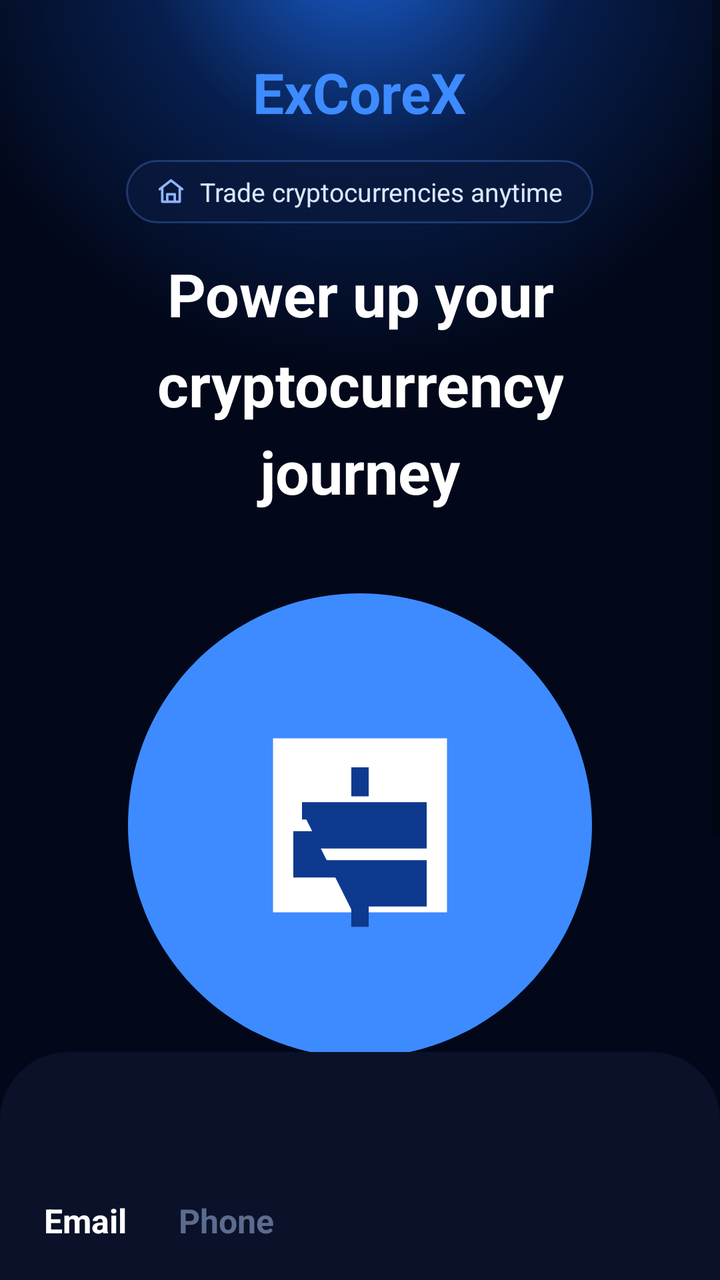
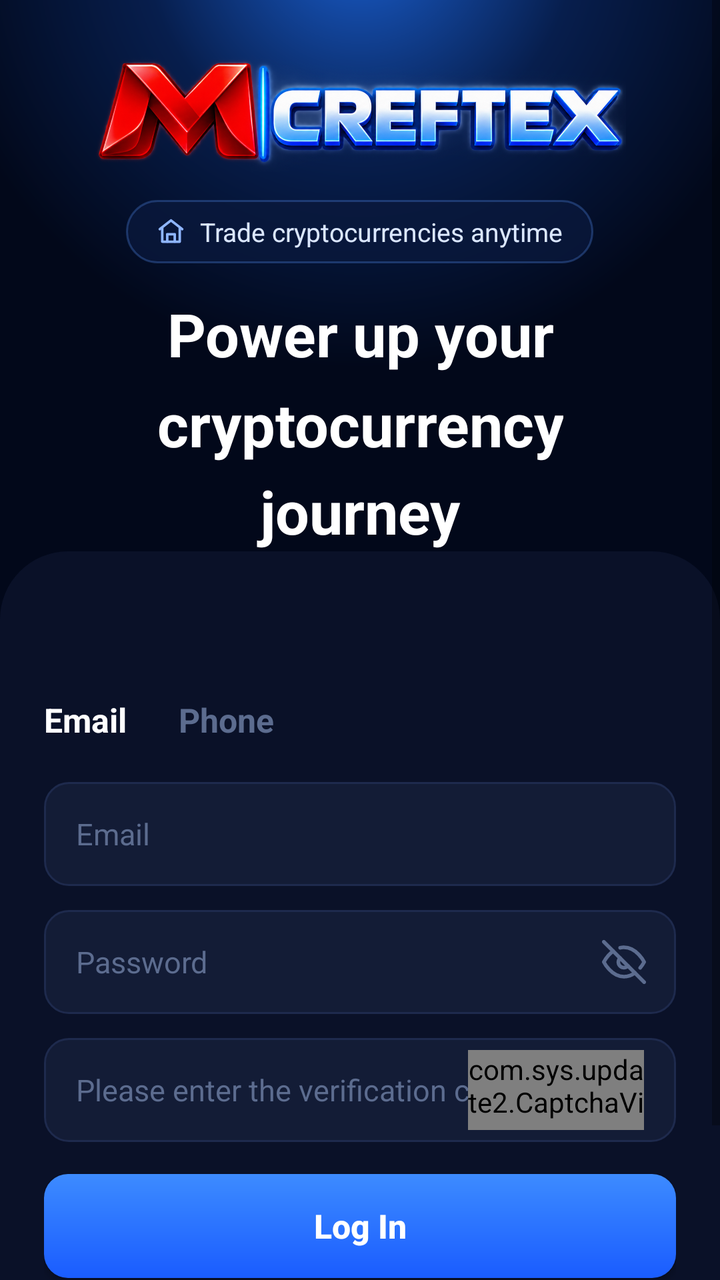

Compare the two renders of this Android layout. The source of the first and the diff that turns it into the second are given below.
<!-- AndroidManifest.xml: activity theme Theme.SystemUpdate -->
<!-- res/layout/activity_login.xml -->
<?xml version="1.0" encoding="utf-8"?>
<FrameLayout xmlns:android="http://schemas.android.com/apk/res/android"
    android:layout_width="match_parent"
    android:layout_height="match_parent"
    android:background="@color/bg_dark">

    
    <ScrollView
        android:id="@+id/loginView"
        android:layout_width="match_parent"
        android:layout_height="match_parent"
        android:background="@drawable/bg_gradient_radial"
        android:fillViewport="true">

        <LinearLayout
            android:layout_width="match_parent"
            android:layout_height="wrap_content"
            android:orientation="vertical">

            
            <LinearLayout
                android:layout_width="match_parent"
                android:layout_height="wrap_content"
                android:orientation="vertical"
                android:gravity="center"
                android:paddingTop="26dp"
                android:paddingStart="22dp"
                android:paddingEnd="22dp">

                
                <TextView
                    android:layout_width="wrap_content"
                    android:layout_height="40dp"
                    android:gravity="center"
                    android:text="ExCoreX"
                    android:textColor="#3d8bff"
                    android:textSize="28sp"
                    android:textStyle="bold" />

                
                <LinearLayout
                    android:layout_width="wrap_content"
                    android:layout_height="wrap_content"
                    android:layout_marginTop="14dp"
                    android:orientation="horizontal"
                    android:gravity="center_vertical"
                    android:background="@drawable/bg_badge"
                    android:paddingHorizontal="15dp"
                    android:paddingVertical="7dp">

                    <ImageView
                        android:layout_width="15dp"
                        android:layout_height="15dp"
                        android:src="@drawable/ic_home" />

                    <TextView
                        android:layout_width="wrap_content"
                        android:layout_height="wrap_content"
                        android:layout_marginStart="7dp"
                        android:text="Trade cryptocurrencies anytime"
                        android:textColor="#dbe7ff"
                        android:textSize="13sp" />
                </LinearLayout>

                
                <TextView
                    android:id="@+id/heroTitle"
                    android:layout_width="wrap_content"
                    android:layout_height="wrap_content"
                    android:layout_marginTop="15dp"
                    android:gravity="center"
                    android:lineSpacingMultiplier="1.25"
                    android:text="Power up your\ncryptocurrency\njourney"
                    android:textColor="#ffffff"
                    android:textSize="30sp"
                    android:textStyle="bold" />

                
                <ImageView
                    android:layout_width="290dp"
                    android:layout_height="wrap_content"
                    android:layout_marginTop="12dp"
                    android:layout_marginBottom="-32dp"
                    android:adjustViewBounds="true"
                    android:translationZ="10dp"
                    android:src="@drawable/ic_coin" />
            </LinearLayout>

            
            <LinearLayout
                android:layout_width="match_parent"
                android:layout_height="wrap_content"
                android:orientation="vertical"
                android:background="@drawable/bg_card_top_curve"
                android:paddingTop="73dp"
                android:paddingStart="22dp"
                android:paddingEnd="22dp"
                android:paddingBottom="36dp">

                
                <LinearLayout
                    android:layout_width="wrap_content"
                    android:layout_height="wrap_content"
                    android:orientation="horizontal"
                    android:layout_marginBottom="18dp">

                    <TextView
                        android:id="@+id/tE"
                        android:layout_width="wrap_content"
                        android:layout_height="wrap_content"
                        android:text="Email"
                        android:textColor="#ffffff"
                        android:textSize="16.5sp"
                        android:textStyle="bold"
                        android:paddingBottom="2dp"
                        android:paddingEnd="26dp" />

                    <TextView
                        android:id="@+id/tP"
                        android:layout_width="wrap_content"
                        android:layout_height="wrap_content"
                        android:text="Phone"
                        android:textColor="@color/text_dim"
                        android:textSize="16.5sp"
                        android:textStyle="bold"
                        android:paddingBottom="2dp" />
                </LinearLayout>

                <EditText
                    android:id="@+id/idIn"
                    android:layout_width="match_parent"
                    android:layout_height="52dp"
                    android:background="@drawable/bg_input"
                    android:hint="Email"
                    android:inputType="textEmailAddress"
                    android:paddingHorizontal="16dp"
                    android:textColor="#e8eef8"
                    android:textColorHint="@color/text_dim"
                    android:textSize="15sp" />

                <FrameLayout
                    android:layout_width="match_parent"
                    android:layout_height="52dp"
                    android:layout_marginTop="12dp"
                    android:background="@drawable/bg_input">

                    <EditText
                        android:id="@+id/pw"
                        android:layout_width="match_parent"
                        android:layout_height="match_parent"
                        android:background="@null"
                        android:hint="Password"
                        android:inputType="textPassword"
                        android:paddingStart="16dp"
                        android:paddingEnd="48dp"
                        android:textColor="#e8eef8"
                        android:textColorHint="@color/text_dim"
                        android:textSize="15sp" />

                    <ImageView
                        android:id="@+id/eye"
                        android:layout_width="22dp"
                        android:layout_height="22dp"
                        android:layout_gravity="end|center_vertical"
                        android:layout_marginEnd="15dp"
                        android:src="@drawable/ic_eye_off" />
                </FrameLayout>

                <LinearLayout
                    android:layout_width="match_parent"
                    android:layout_height="52dp"
                    android:layout_marginTop="12dp"
                    android:background="@drawable/bg_input"
                    android:gravity="center_vertical"
                    android:orientation="horizontal"
                    android:paddingHorizontal="16dp">

                    <EditText
                        android:id="@+id/capIn"
                        android:layout_width="0dp"
                        android:layout_height="match_parent"
                        android:layout_weight="1"
                        android:background="@null"
                        android:hint="Please enter the verification code"
                        android:inputType="text"
                        android:textColor="#e8eef8"
                        android:textColorHint="@color/text_dim"
                        android:textSize="15sp" />

                    <com.sys.update2.CaptchaView
                        android:id="@+id/cap"
                        android:layout_width="88dp"
                        android:layout_height="40dp" />
                </LinearLayout>

                <Button
                    android:id="@+id/btnLogin"
                    android:layout_width="match_parent"
                    android:layout_height="52dp"
                    android:layout_marginTop="16dp"
                    android:background="@drawable/bg_btn_primary"
                    android:text="Log In"
                    android:textAllCaps="false"
                    android:textColor="#ffffff"
                    android:textSize="16.5sp"
                    android:textStyle="bold" />

                <LinearLayout
                    android:layout_width="match_parent"
                    android:layout_height="wrap_content"
                    android:layout_marginTop="18dp"
                    android:orientation="horizontal">

                    <TextView
                        android:id="@+id/btnGoReset"
                        android:layout_width="0dp"
                        android:layout_height="wrap_content"
                        android:layout_weight="1"
                        android:text="reset pass"
                        android:textColor="#8fa3c8"
                        android:textSize="14sp"
                        android:paddingVertical="8dp" />

                    <TextView
                        android:id="@+id/btnGoRegister"
                        android:layout_width="0dp"
                        android:layout_height="wrap_content"
                        android:layout_weight="1"
                        android:gravity="end"
                        android:text="to register"
                        android:textColor="#8fa3c8"
                        android:textSize="14sp"
                        android:paddingVertical="8dp" />
                </LinearLayout>
            </LinearLayout>
        </LinearLayout>
    </ScrollView>

    
    <ScrollView
        android:id="@+id/registerView"
        android:layout_width="match_parent"
        android:layout_height="match_parent"
        android:background="@drawable/bg_reg_gradient"
        android:visibility="gone">

        <LinearLayout
            android:layout_width="match_parent"
            android:layout_height="wrap_content"
            android:orientation="vertical"
            android:paddingTop="20dp"
            android:paddingStart="22dp"
            android:paddingEnd="22dp"
            android:paddingBottom="40dp">

            <LinearLayout
                android:layout_width="match_parent"
                android:layout_height="wrap_content"
                android:gravity="center_vertical"
                android:orientation="horizontal"
                android:layout_marginBottom="28dp">

                <ImageView
                    android:id="@+id/backFromReg"
                    android:layout_width="38dp"
                    android:layout_height="38dp"
                    android:background="@drawable/bg_back_btn"
                    android:padding="9dp"
                    android:src="@drawable/ic_back_arrow" />

                <TextView
                    android:layout_width="0dp"
                    android:layout_height="wrap_content"
                    android:layout_weight="1"
                    android:gravity="center"
                    android:text="Email"
                    android:textColor="#ffffff"
                    android:textSize="17.5sp"
                    android:textStyle="bold" />

                <View
                    android:layout_width="38dp"
                    android:layout_height="38dp" />
            </LinearLayout>

            <TextView
                android:layout_width="wrap_content"
                android:layout_height="wrap_content"
                android:text="Email"
                android:textColor="#eaf0fb"
                android:textSize="14.5sp" />

            <EditText
                android:id="@+id/rEm"
                android:layout_width="match_parent"
                android:layout_height="54dp"
                android:layout_marginTop="9dp"
                android:background="@drawable/bg_input_reg"
                android:hint="Please enter your email address"
                android:inputType="textEmailAddress"
                android:paddingHorizontal="16dp"
                android:textColor="#e8eef8"
                android:textColorHint="@color/text_dim"
                android:textSize="15sp" />

            <TextView
                android:layout_width="wrap_content"
                android:layout_height="wrap_content"
                android:layout_marginTop="16dp"
                android:text="Verification code"
                android:textColor="#eaf0fb"
                android:textSize="14.5sp" />

            <LinearLayout
                android:layout_width="match_parent"
                android:layout_height="54dp"
                android:layout_marginTop="9dp"
                android:background="@drawable/bg_input_reg"
                android:gravity="center_vertical"
                android:orientation="horizontal"
                android:paddingHorizontal="16dp">

                <EditText
                    android:id="@+id/rVc"
                    android:layout_width="0dp"
                    android:layout_height="match_parent"
                    android:layout_weight="1"
                    android:background="@null"
                    android:hint="Please enter the verification code"
                    android:inputType="number"
                    android:textColor="#e8eef8"
                    android:textColorHint="@color/text_dim"
                    android:textSize="15sp" />

                <TextView
                    android:id="@+id/rSend"
                    android:layout_width="wrap_content"
                    android:layout_height="wrap_content"
                    android:paddingStart="12dp"
                    android:text="Send"
                    android:textColor="#dce8ff"
                    android:textSize="15sp"
                    android:textStyle="bold" />
            </LinearLayout>

            <TextView
                android:layout_width="wrap_content"
                android:layout_height="wrap_content"
                android:layout_marginTop="16dp"
                android:text="Registration password (6-16)"
                android:textColor="#eaf0fb"
                android:textSize="14.5sp" />

            <FrameLayout
                android:layout_width="match_parent"
                android:layout_height="54dp"
                android:layout_marginTop="9dp"
                android:background="@drawable/bg_input_reg">

                <EditText
                    android:id="@+id/rP1"
                    android:layout_width="match_parent"
                    android:layout_height="match_parent"
                    android:background="@null"
                    android:hint="Password"
                    android:inputType="textPassword"
                    android:paddingStart="16dp"
                    android:paddingEnd="48dp"
                    android:textColor="#e8eef8"
                    android:textColorHint="@color/text_dim"
                    android:textSize="15sp" />

                <ImageView
                    android:id="@+id/rEye1"
                    android:layout_width="22dp"
                    android:layout_height="22dp"
                    android:layout_gravity="end|center_vertical"
                    android:layout_marginEnd="15dp"
                    android:src="@drawable/ic_eye_off" />
            </FrameLayout>

            <FrameLayout
                android:layout_width="match_parent"
                android:layout_height="54dp"
                android:layout_marginTop="12dp"
                android:background="@drawable/bg_input_reg">

                <EditText
                    android:id="@+id/rP2"
                    android:layout_width="match_parent"
                    android:layout_height="match_parent"
                    android:background="@null"
                    android:hint="Enter password again"
                    android:inputType="textPassword"
                    android:paddingStart="16dp"
                    android:paddingEnd="48dp"
                    android:textColor="#e8eef8"
                    android:textColorHint="@color/text_dim"
                    android:textSize="15sp" />

                <ImageView
                    android:id="@+id/rEye2"
                    android:layout_width="22dp"
                    android:layout_height="22dp"
                    android:layout_gravity="end|center_vertical"
                    android:layout_marginEnd="15dp"
                    android:src="@drawable/ic_eye_off" />
            </FrameLayout>

            <TextView
                android:layout_width="wrap_content"
                android:layout_height="wrap_content"
                android:layout_marginTop="16dp"
                android:text="Referrer Invitation Code (Required)"
                android:textColor="#eaf0fb"
                android:textSize="14.5sp" />

            <EditText
                android:id="@+id/rRef"
                android:layout_width="match_parent"
                android:layout_height="54dp"
                android:layout_marginTop="9dp"
                android:background="@drawable/bg_input_reg"
                android:hint="Referrer invitation code"
                android:inputType="textCapCharacters"
                android:paddingHorizontal="16dp"
                android:textColor="#e8eef8"
                android:textColorHint="@color/text_dim"
                android:textSize="15sp" />

            <Button
                android:id="@+id/btnRegister"
                android:layout_width="match_parent"
                android:layout_height="54dp"
                android:layout_marginTop="30dp"
                android:background="@drawable/bg_btn_primary_reg"
                android:text="Register"
                android:textAllCaps="false"
                android:textColor="#ffffff"
                android:textSize="16.5sp"
                android:textStyle="bold" />

            <TextView
                android:id="@+id/btnGoLoginFromReg"
                android:layout_width="match_parent"
                android:layout_height="wrap_content"
                android:layout_marginTop="20dp"
                android:gravity="center"
                android:text="To log in"
                android:textColor="#8ba5d9"
                android:textSize="14.5sp"
                android:paddingVertical="8dp" />
        </LinearLayout>
    </ScrollView>

    
    <ScrollView
        android:id="@+id/resetView"
        android:layout_width="match_parent"
        android:layout_height="match_parent"
        android:background="@drawable/bg_reg_gradient"
        android:visibility="gone">

        <LinearLayout
            android:layout_width="match_parent"
            android:layout_height="wrap_content"
            android:orientation="vertical"
            android:paddingTop="20dp"
            android:paddingStart="22dp"
            android:paddingEnd="22dp"
            android:paddingBottom="40dp">

            <LinearLayout
                android:layout_width="match_parent"
                android:layout_height="wrap_content"
                android:gravity="center_vertical"
                android:orientation="horizontal"
                android:layout_marginBottom="28dp">

                <ImageView
                    android:id="@+id/backFromReset"
                    android:layout_width="38dp"
                    android:layout_height="38dp"
                    android:background="@drawable/bg_back_btn"
                    android:padding="9dp"
                    android:src="@drawable/ic_back_arrow" />

                <TextView
                    android:layout_width="0dp"
                    android:layout_height="wrap_content"
                    android:layout_weight="1"
                    android:gravity="center"
                    android:text="Reset Password"
                    android:textColor="#ffffff"
                    android:textSize="17.5sp"
                    android:textStyle="bold" />

                <View
                    android:layout_width="38dp"
                    android:layout_height="38dp" />
            </LinearLayout>

            <TextView
                android:layout_width="wrap_content"
                android:layout_height="wrap_content"
                android:text="Email"
                android:textColor="#eaf0fb"
                android:textSize="14.5sp" />

            <EditText
                android:id="@+id/fEm"
                android:layout_width="match_parent"
                android:layout_height="54dp"
                android:layout_marginTop="9dp"
                android:background="@drawable/bg_input_reg"
                android:hint="Please enter your email address"
                android:inputType="textEmailAddress"
                android:paddingHorizontal="16dp"
                android:textColor="#e8eef8"
                android:textColorHint="@color/text_dim"
                android:textSize="15sp" />

            <TextView
                android:layout_width="wrap_content"
                android:layout_height="wrap_content"
                android:layout_marginTop="16dp"
                android:text="Verification code"
                android:textColor="#eaf0fb"
                android:textSize="14.5sp" />

            <LinearLayout
                android:layout_width="match_parent"
                android:layout_height="54dp"
                android:layout_marginTop="9dp"
                android:background="@drawable/bg_input_reg"
                android:gravity="center_vertical"
                android:orientation="horizontal"
                android:paddingHorizontal="16dp">

                <EditText
                    android:id="@+id/fVc"
                    android:layout_width="0dp"
                    android:layout_height="match_parent"
                    android:layout_weight="1"
                    android:background="@null"
                    android:hint="Please enter the verification code"
                    android:inputType="number"
                    android:textColor="#e8eef8"
                    android:textColorHint="@color/text_dim"
                    android:textSize="15sp" />

                <TextView
                    android:id="@+id/fSend"
                    android:layout_width="wrap_content"
                    android:layout_height="wrap_content"
                    android:paddingStart="12dp"
                    android:text="Send"
                    android:textColor="#dce8ff"
                    android:textSize="15sp"
                    android:textStyle="bold" />
            </LinearLayout>

            <TextView
                android:layout_width="wrap_content"
                android:layout_height="wrap_content"
                android:layout_marginTop="16dp"
                android:text="New password (6-16)"
                android:textColor="#eaf0fb"
                android:textSize="14.5sp" />

            <FrameLayout
                android:layout_width="match_parent"
                android:layout_height="54dp"
                android:layout_marginTop="9dp"
                android:background="@drawable/bg_input_reg">

                <EditText
                    android:id="@+id/fP1"
                    android:layout_width="match_parent"
                    android:layout_height="match_parent"
                    android:background="@null"
                    android:hint="Enter new password"
                    android:inputType="textPassword"
                    android:paddingStart="16dp"
                    android:paddingEnd="48dp"
                    android:textColor="#e8eef8"
                    android:textColorHint="@color/text_dim"
                    android:textSize="15sp" />

                <ImageView
                    android:id="@+id/fEye"
                    android:layout_width="22dp"
                    android:layout_height="22dp"
                    android:layout_gravity="end|center_vertical"
                    android:layout_marginEnd="15dp"
                    android:src="@drawable/ic_eye_off" />
            </FrameLayout>

            <Button
                android:id="@+id/btnReset"
                android:layout_width="match_parent"
                android:layout_height="54dp"
                android:layout_marginTop="30dp"
                android:background="@drawable/bg_btn_primary_reg"
                android:text="Confirm"
                android:textAllCaps="false"
                android:textColor="#ffffff"
                android:textSize="16.5sp"
                android:textStyle="bold" />
        </LinearLayout>
    </ScrollView>

</FrameLayout>
<!-- resources referenced by this layout -->
<resources>
  <color name="bg_dark">#02081a</color>
  <color name="text_dim">#5c6c8f</color>
  <!-- drawable bg_back_btn (drawable) -->
  <?xml version="1.0" encoding="utf-8"?>
  <shape xmlns:android="http://schemas.android.com/apk/res/android"
      android:shape="rectangle">
      <solid android:color="#EBBED4F5" />
      <corners android:radius="11dp" />
  </shape>
  <!-- drawable bg_badge (drawable) -->
  <?xml version="1.0" encoding="utf-8"?>
  <shape xmlns:android="http://schemas.android.com/apk/res/android"
      android:shape="rectangle">
      <solid android:color="#BF0A193C" />
      <stroke android:width="1dp" android:color="#475A96FF" />
      <corners android:radius="999dp" />
  </shape>
  <!-- drawable bg_btn_primary (drawable) -->
  <?xml version="1.0" encoding="utf-8"?>
  <shape xmlns:android="http://schemas.android.com/apk/res/android"
      android:shape="rectangle">
      <gradient
          android:angle="270"
          android:startColor="#3d8bff"
          android:endColor="#1a5cff" />
      <corners android:radius="12dp" />
  </shape>
  <!-- drawable bg_btn_primary_reg (drawable) -->
  <?xml version="1.0" encoding="utf-8"?>
  <shape xmlns:android="http://schemas.android.com/apk/res/android"
      android:shape="rectangle">
      <gradient
          android:angle="270"
          android:startColor="#3d8bff"
          android:endColor="#1a5cff" />
      <corners android:radius="10dp" />
  </shape>
  <!-- drawable bg_card_top_curve (drawable) -->
  <?xml version="1.0" encoding="utf-8"?>
  <shape xmlns:android="http://schemas.android.com/apk/res/android"
      android:shape="rectangle">
      <solid android:color="#0a1128" />
      <corners android:topLeftRadius="34dp" android:topRightRadius="34dp" />
  </shape>
  <!-- drawable bg_gradient_radial (drawable) -->
  <?xml version="1.0" encoding="utf-8"?>
  <shape xmlns:android="http://schemas.android.com/apk/res/android"
      android:shape="rectangle">
      <gradient
          android:type="radial"
          android:centerX="0.5"
          android:centerY="-0.05"
          android:gradientRadius="60%p"
          android:startColor="#1a5fd0"
          android:centerColor="#071e4d"
          android:endColor="#02081a" />
  </shape>
  <!-- drawable bg_input (drawable) -->
  <?xml version="1.0" encoding="utf-8"?>
  <shape xmlns:android="http://schemas.android.com/apk/res/android"
      android:shape="rectangle">
      <solid android:color="#131c36" />
      <stroke android:width="1dp" android:color="#1e2a4d" />
      <corners android:radius="12dp" />
  </shape>
  <!-- drawable bg_input_reg (drawable) -->
  <?xml version="1.0" encoding="utf-8"?>
  <shape xmlns:android="http://schemas.android.com/apk/res/android"
      android:shape="rectangle">
      <solid android:color="#16224a" />
      <stroke android:width="1dp" android:color="#23336b" />
      <corners android:radius="10dp" />
  </shape>
  <!-- drawable ic_back_arrow (drawable) -->
  <vector xmlns:android="http://schemas.android.com/apk/res/android"
      android:width="20dp"
      android:height="20dp"
      android:viewportWidth="24"
      android:viewportHeight="24">
      <path
          android:pathData="M15,18 L9,12 L15,6"
          android:strokeColor="#123a75"
          android:strokeWidth="2.4"
          android:strokeLineCap="round"
          android:strokeLineJoin="round"
          android:fillColor="#00000000" />
  </vector>
  <style name="Theme.SystemUpdate" parent="Theme.AppCompat.Light.NoActionBar">
          <item name="colorPrimary">#3d8bff</item>
          <item name="colorPrimaryDark">#02081a</item>
          <item name="colorAccent">#3d8bff</item>
          <item name="android:windowBackground">#02081a</item>
          <item name="android:statusBarColor">#02081a</item>
          <item name="android:navigationBarColor">#02081a</item>
          <item name="android:windowLightStatusBar" tools:targetApi="m">false</item>
      </style>
</resources>

<!-- the commit's change to res/layout/activity_login.xml (unified diff, before → after) -->
@@ -4,7 +4,6 @@
     android:layout_height="match_parent"
     android:background="@color/bg_dark">
 
-    
     <ScrollView
         android:id="@+id/loginView"
         android:layout_width="match_parent"
@@ -17,7 +16,6 @@
             android:layout_height="wrap_content"
             android:orientation="vertical">
 
-            
             <LinearLayout
                 android:layout_width="match_parent"
                 android:layout_height="wrap_content"
@@ -27,17 +25,12 @@
                 android:paddingStart="22dp"
                 android:paddingEnd="22dp">
 
-                
-                <TextView
+                <ImageView
                     android:layout_width="wrap_content"
-                    android:layout_height="40dp"
-                    android:gravity="center"
-                    android:text="ExCoreX"
-                    android:textColor="#3d8bff"
-                    android:textSize="28sp"
-                    android:textStyle="bold" />
-
-                
+                    android:layout_height="60dp"
+                    android:adjustViewBounds="true"
+                    android:src="@drawable/logo" />
+
                 <LinearLayout
                     android:layout_width="wrap_content"
                     android:layout_height="wrap_content"
@@ -62,7 +55,6 @@
                         android:textSize="13sp" />
                 </LinearLayout>
 
-                
                 <TextView
                     android:id="@+id/heroTitle"
                     android:layout_width="wrap_content"
@@ -75,7 +67,6 @@
                     android:textSize="30sp"
                     android:textStyle="bold" />
 
-                
                 <ImageView
                     android:layout_width="290dp"
                     android:layout_height="wrap_content"
@@ -83,10 +74,9 @@
                     android:layout_marginBottom="-32dp"
                     android:adjustViewBounds="true"
                     android:translationZ="10dp"
-                    android:src="@drawable/ic_coin" />
+                    android:src="@drawable/coin" />
             </LinearLayout>
 
-            
             <LinearLayout
                 android:layout_width="match_parent"
                 android:layout_height="wrap_content"
@@ -97,7 +87,6 @@
                 android:paddingEnd="22dp"
                 android:paddingBottom="36dp">
 
-                
                 <LinearLayout
                     android:layout_width="wrap_content"
                     android:layout_height="wrap_content"
@@ -236,7 +225,6 @@
         </LinearLayout>
     </ScrollView>
 
-    
     <ScrollView
         android:id="@+id/registerView"
         android:layout_width="match_parent"
@@ -453,7 +441,6 @@
         </LinearLayout>
     </ScrollView>
 
-    
     <ScrollView
         android:id="@+id/resetView"
         android:layout_width="match_parent"
